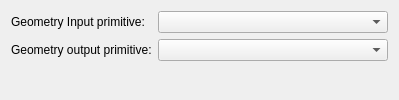
First picture: the form in forms/PrimitivesDialog.ui, repository ethiago/shader-labs, before the edit.
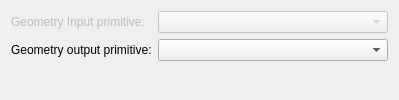
Second picture: the form after the edit.

Commit message: BUG FIX: indice fora da lista no outPrimitiveSetup

The edit to the form file:
```diff
--- a/forms/PrimitivesDialog.ui
+++ b/forms/PrimitivesDialog.ui
@@ -19,13 +19,20 @@
    </property>
    <item row="1" column="0">
     <widget class="QLabel" name="label_2">
+     <property name="enabled">
+      <bool>false</bool>
+     </property>
      <property name="text">
       <string>Geometry Input primitive:</string>
      </property>
     </widget>
    </item>
    <item row="1" column="1">
-    <widget class="QComboBox" name="comboBoxInput"/>
+    <widget class="QComboBox" name="comboBoxInput">
+     <property name="enabled">
+      <bool>false</bool>
+     </property>
+    </widget>
    </item>
    <item row="2" column="0">
     <widget class="QLabel" name="label">
```
The commit also changes 9 other files.
